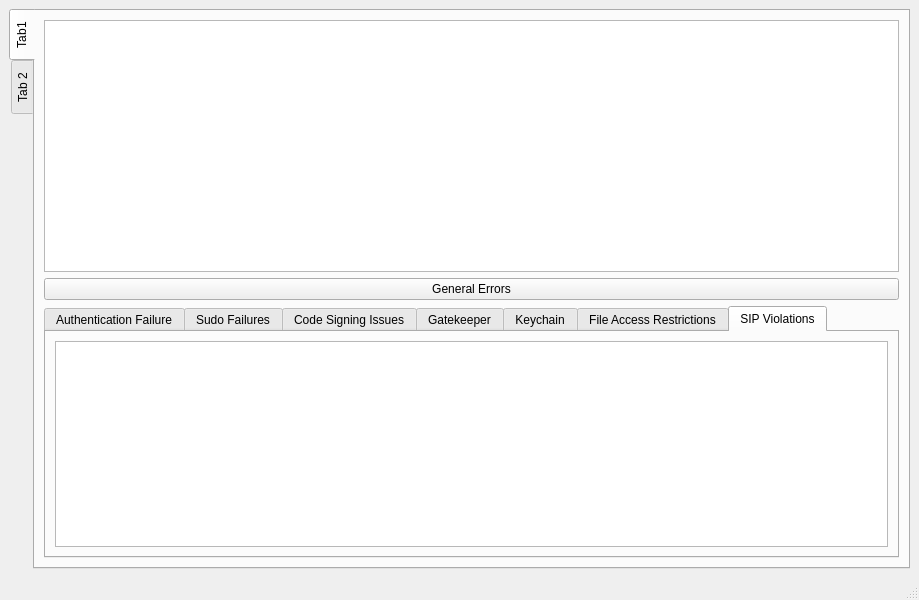
Above: mainwindow.ui from sidragi/OS-security-event-logger before the change. Below: the same form after it.
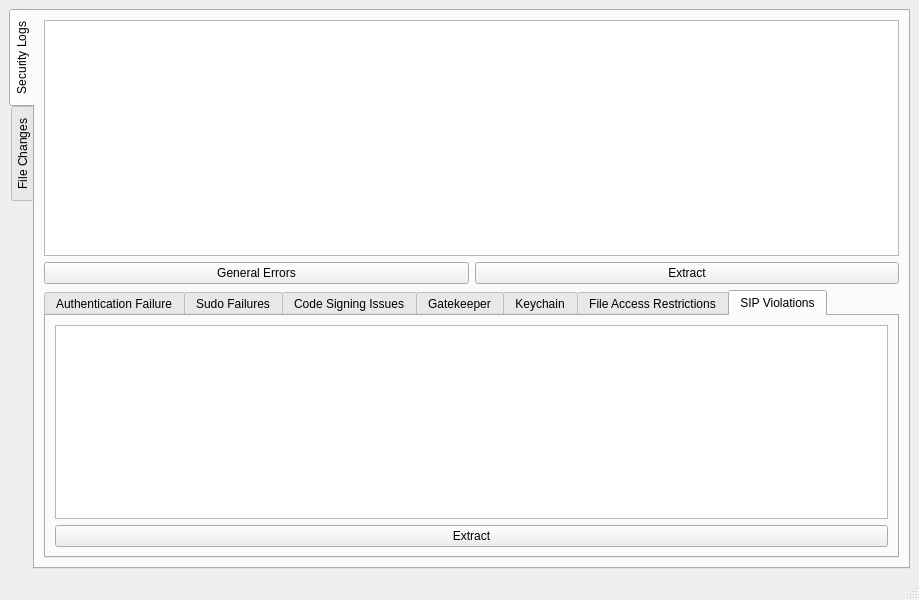
That is the form after the change. The open tabs and pages were chosen to show the change.

Patch:
```diff
--- a/mainwindow.ui
+++ b/mainwindow.ui
@@ -49,18 +49,29 @@
       </property>
       <widget class="QWidget" name="tab">
        <attribute name="title">
-        <string>Tab1</string>
+        <string>Security Logs</string>
        </attribute>
        <layout class="QVBoxLayout" name="verticalLayout">
         <item>
          <widget class="QTableWidget" name="realTimeSecurity"/>
         </item>
         <item>
-         <widget class="QPushButton" name="pushButton">
-          <property name="text">
-           <string>General Errors</string>
-          </property>
-         </widget>
+         <layout class="QHBoxLayout" name="horizontalLayout_3">
+          <item>
+           <widget class="QPushButton" name="pushButton">
+            <property name="text">
+             <string>General Errors</string>
+            </property>
+           </widget>
+          </item>
+          <item>
+           <widget class="QPushButton" name="pushButton_5">
+            <property name="text">
+             <string>Extract</string>
+            </property>
+           </widget>
+          </item>
+         </layout>
         </item>
         <item>
          <widget class="QTabWidget" name="tabWidget_2">
@@ -74,7 +85,7 @@
            <attribute name="title">
             <string>Authentication Failure</string>
            </attribute>
-           <layout class="QHBoxLayout" name="horizontalLayout_3">
+           <layout class="QVBoxLayout" name="verticalLayout_10">
             <item>
              <widget class="QTableWidget" name="realTimeSecurityAuthFail"/>
             </item>
@@ -136,7 +147,21 @@
            </attribute>
            <layout class="QVBoxLayout" name="verticalLayout_6">
             <item>
-             <widget class="QTableWidget" name="realTimeSecuritySIPViolation"/>
+             <widget class="QTableWidget" name="realTimeSecuritySIPViolation">
+              <property name="alternatingRowColors">
+               <bool>false</bool>
+              </property>
+              <property name="sortingEnabled">
+               <bool>true</bool>
+              </property>
+             </widget>
+            </item>
+            <item>
+             <widget class="QPushButton" name="pushButton_11">
+              <property name="text">
+               <string>Extract</string>
+              </property>
+             </widget>
             </item>
            </layout>
           </widget>
@@ -146,7 +171,7 @@
       </widget>
       <widget class="QWidget" name="tab_2">
        <attribute name="title">
-        <string>Tab 2</string>
+        <string>File Changes</string>
        </attribute>
       </widget>
      </widget>
```
Left out of the diff: 103 changed lines with no effect on the pictures.
